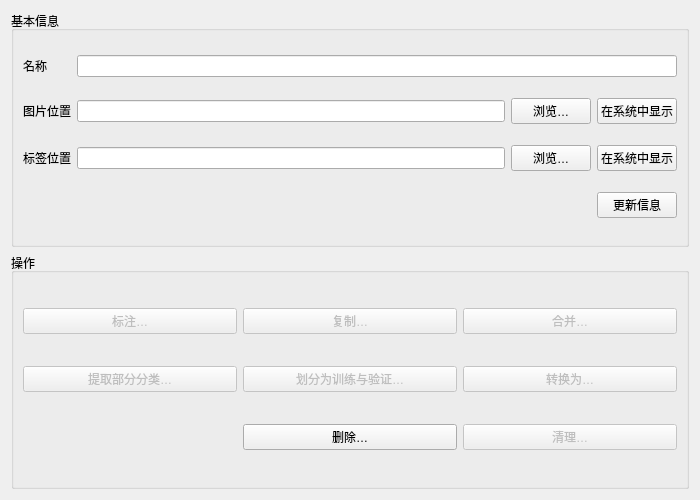
Qt form Ui/dataset_window.ui (yan-xiaoo/DatasetGUI) before a commit.
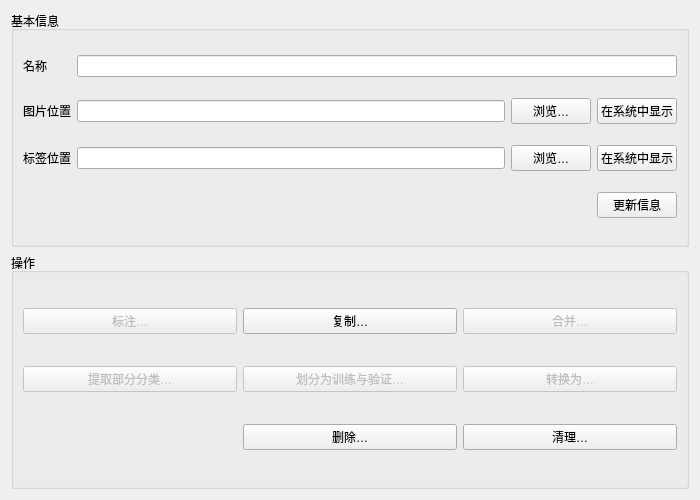
The same form after that commit.

Patch:
```diff
--- a/Ui/dataset_window.ui
+++ b/Ui/dataset_window.ui
@@ -139,7 +139,7 @@
       <item row="0" column="1">
        <widget class="QPushButton" name="copyDatasetButton">
         <property name="enabled">
-         <bool>false</bool>
+         <bool>true</bool>
         </property>
         <property name="text">
          <string>复制…</string>
@@ -199,7 +199,7 @@
       <item row="2" column="2">
        <widget class="QPushButton" name="cleanDatasetButton">
         <property name="enabled">
-         <bool>false</bool>
+         <bool>true</bool>
         </property>
         <property name="text">
          <string>清理…</string>
```
